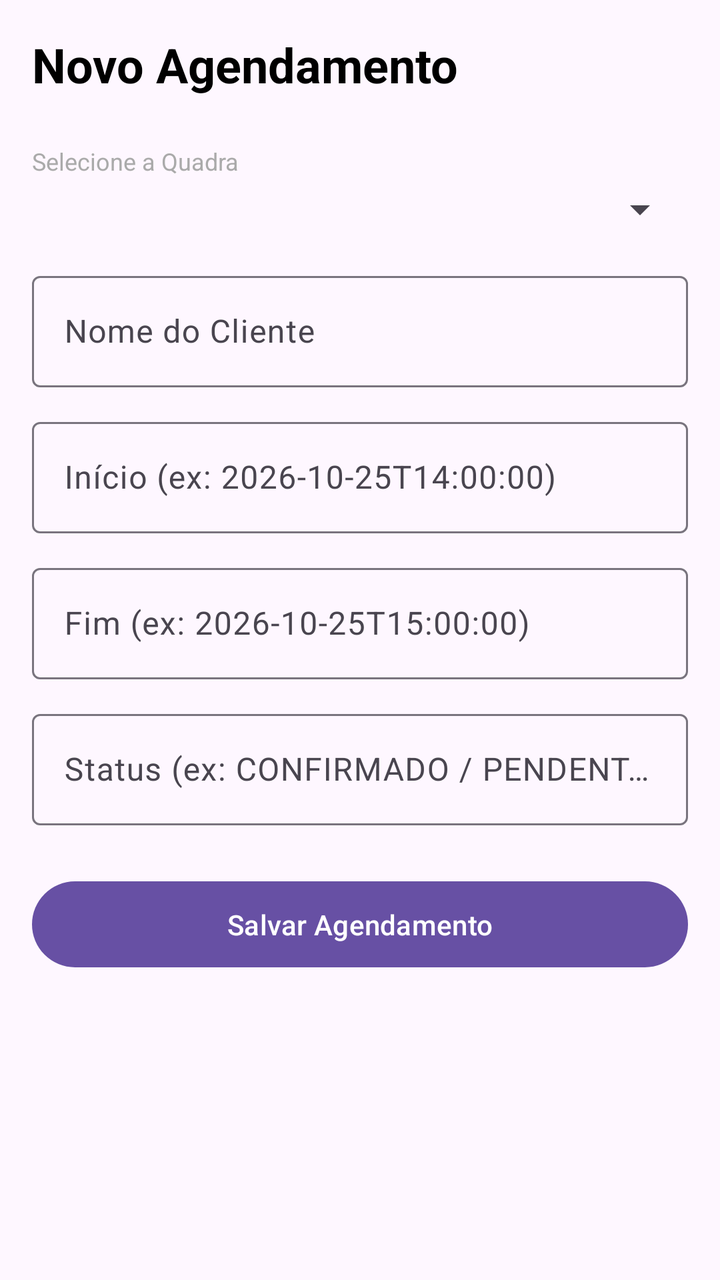
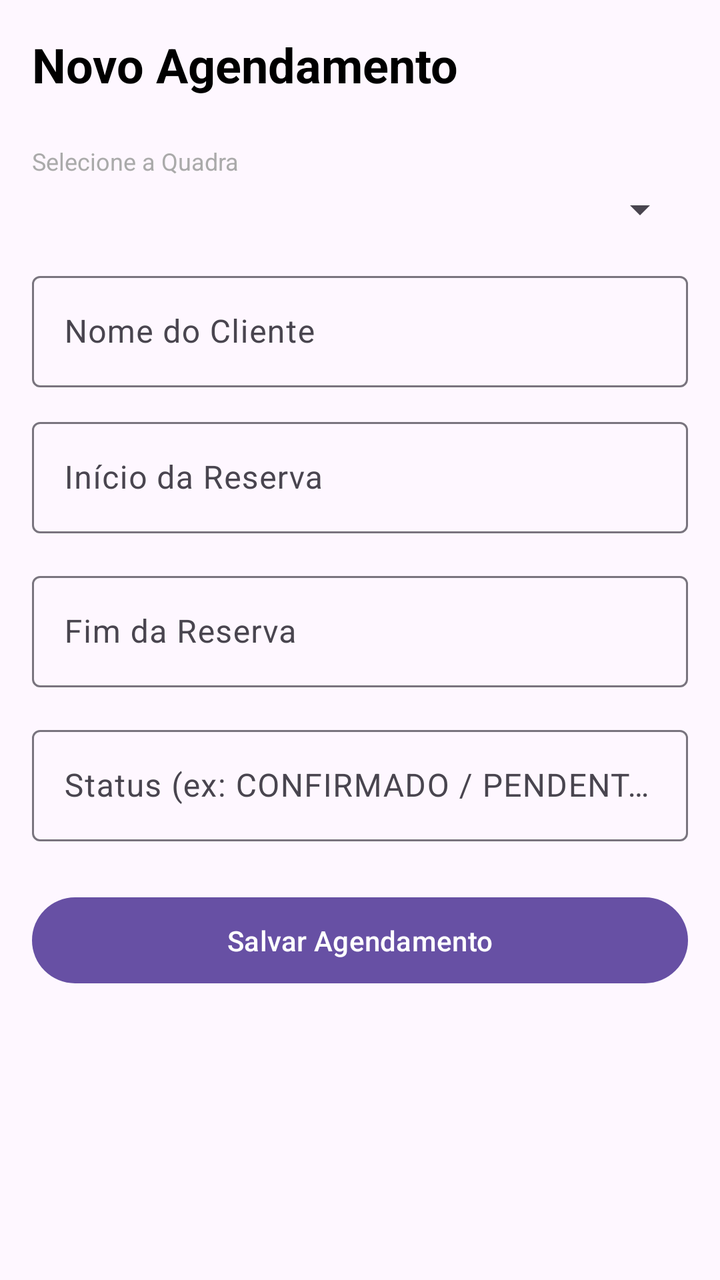

Before-and-after screenshots of an Android layout around one commit, followed by the original layout XML and the change that was made.
<!-- AndroidManifest.xml: application theme Theme.Safoandroid -->
<!-- res/layout/activity_cadastro_agendamento.xml -->
<?xml version="1.0" encoding="utf-8"?>
<ScrollView xmlns:android="http://schemas.android.com/apk/res/android"
    android:layout_width="match_parent"
    android:layout_height="match_parent"
    android:padding="16dp">

    <LinearLayout
        android:layout_width="match_parent"
        android:layout_height="wrap_content"
        android:orientation="vertical">

        <TextView
            android:id="@+id/textTituloAgendamento"
            android:layout_width="wrap_content"
            android:layout_height="wrap_content"
            android:layout_marginBottom="24dp"
            android:text="Novo Agendamento"
            android:textColor="@android:color/black"
            android:textSize="24sp"
            android:textStyle="bold" />

        <TextView
            android:layout_width="wrap_content"
            android:layout_height="wrap_content"
            android:layout_marginBottom="4dp"
            android:text="Selecione a Quadra"
            android:textColor="@android:color/darker_gray"
            android:textSize="12sp" />

        <Spinner
            android:id="@+id/spinnerQuadras"
            android:layout_width="match_parent"
            android:layout_height="wrap_content"
            android:layout_marginBottom="16dp"
            android:padding="12dp" />

        <com.google.android.material.textfield.TextInputLayout
            android:layout_width="match_parent"
            android:layout_height="wrap_content"
            android:layout_marginBottom="12dp"
            android:hint="Nome do Cliente">

            <com.google.android.material.textfield.TextInputEditText
                android:id="@+id/editNomeCliente"
                android:layout_width="match_parent"
                android:layout_height="wrap_content"
                android:inputType="textPersonName" />
        </com.google.android.material.textfield.TextInputLayout>

        <com.google.android.material.textfield.TextInputLayout
            android:layout_width="match_parent"
            android:layout_height="wrap_content"
            android:layout_marginBottom="12dp"
            android:hint="Início (ex: 2026-10-25T14:00:00)">

            <com.google.android.material.textfield.TextInputEditText
                android:id="@+id/editDataHoraInicio"
                android:layout_width="match_parent"
                android:layout_height="wrap_content"
                android:inputType="text" />
        </com.google.android.material.textfield.TextInputLayout>

        <com.google.android.material.textfield.TextInputLayout
            android:layout_width="match_parent"
            android:layout_height="wrap_content"
            android:layout_marginBottom="12dp"
            android:hint="Fim (ex: 2026-10-25T15:00:00)">

            <com.google.android.material.textfield.TextInputEditText
                android:id="@+id/editDataHoraFim"
                android:layout_width="match_parent"
                android:layout_height="wrap_content"
                android:inputType="text" />
        </com.google.android.material.textfield.TextInputLayout>

        <com.google.android.material.textfield.TextInputLayout
            android:layout_width="match_parent"
            android:layout_height="wrap_content"
            android:layout_marginBottom="24dp"
            android:hint="Status (ex: CONFIRMADO / PENDENTE)">

            <com.google.android.material.textfield.TextInputEditText
                android:id="@+id/editStatusAgendamento"
                android:layout_width="match_parent"
                android:layout_height="wrap_content"
                android:inputType="textCapCharacters" />
        </com.google.android.material.textfield.TextInputLayout>

        <Button
            android:id="@+id/btnSalvarAgendamento"
            android:layout_width="match_parent"
            android:layout_height="wrap_content"
            android:padding="12dp"
            android:text="Salvar Agendamento" />

    </LinearLayout>
</ScrollView>
<!-- resources referenced by this layout -->
<resources>
  <style name="Theme.Safoandroid" parent="Base.Theme.Safoandroid" />
  <style name="Base.Theme.Safoandroid" parent="Theme.Material3.DayNight.NoActionBar">
          
          
      </style>
</resources>

<!-- the commit's change to res/layout/activity_cadastro_agendamento.xml (unified diff, before → after) -->
@@ -50,27 +50,29 @@
         <com.google.android.material.textfield.TextInputLayout
             android:layout_width="match_parent"
             android:layout_height="wrap_content"
-            android:layout_marginBottom="12dp"
-            android:hint="Início (ex: 2026-10-25T14:00:00)">
+            android:layout_marginBottom="16dp"
+            android:hint="Início da Reserva">
 
             <com.google.android.material.textfield.TextInputEditText
                 android:id="@+id/editDataHoraInicio"
                 android:layout_width="match_parent"
                 android:layout_height="wrap_content"
-                android:inputType="text" />
+                android:clickable="true"
+                android:focusable="false" />
         </com.google.android.material.textfield.TextInputLayout>
 
         <com.google.android.material.textfield.TextInputLayout
             android:layout_width="match_parent"
             android:layout_height="wrap_content"
-            android:layout_marginBottom="12dp"
-            android:hint="Fim (ex: 2026-10-25T15:00:00)">
+            android:layout_marginBottom="16dp"
+            android:hint="Fim da Reserva">
 
             <com.google.android.material.textfield.TextInputEditText
                 android:id="@+id/editDataHoraFim"
                 android:layout_width="match_parent"
                 android:layout_height="wrap_content"
-                android:inputType="text" />
+                android:clickable="true"
+                android:focusable="false" />
         </com.google.android.material.textfield.TextInputLayout>
 
         <com.google.android.material.textfield.TextInputLayout
